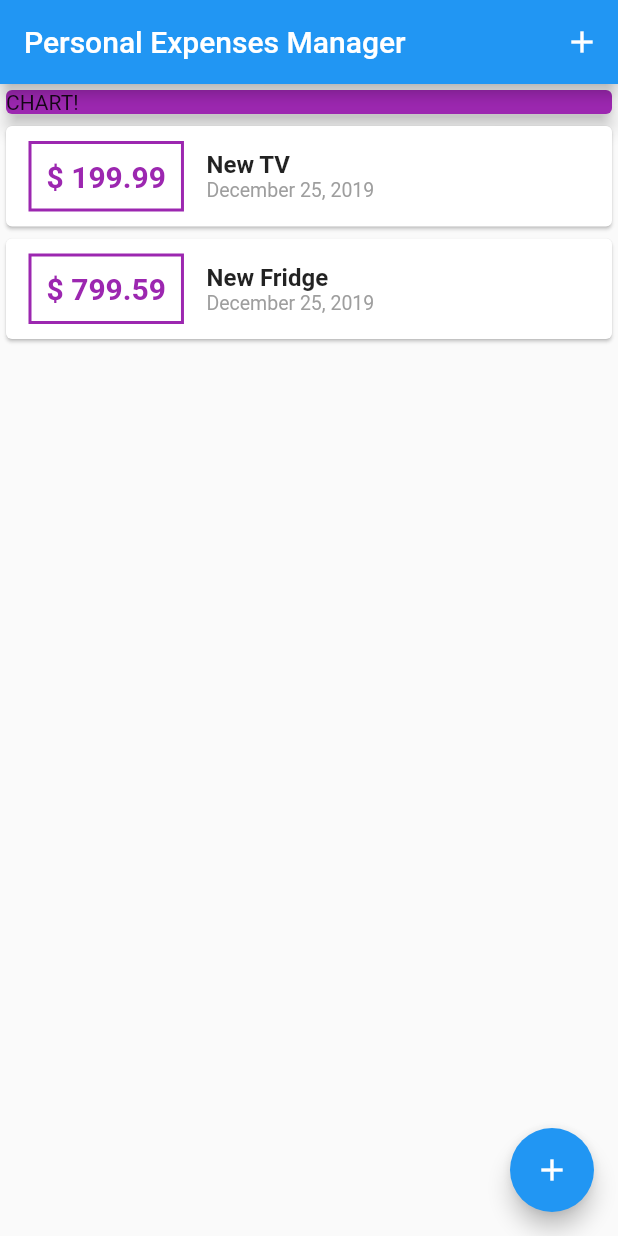
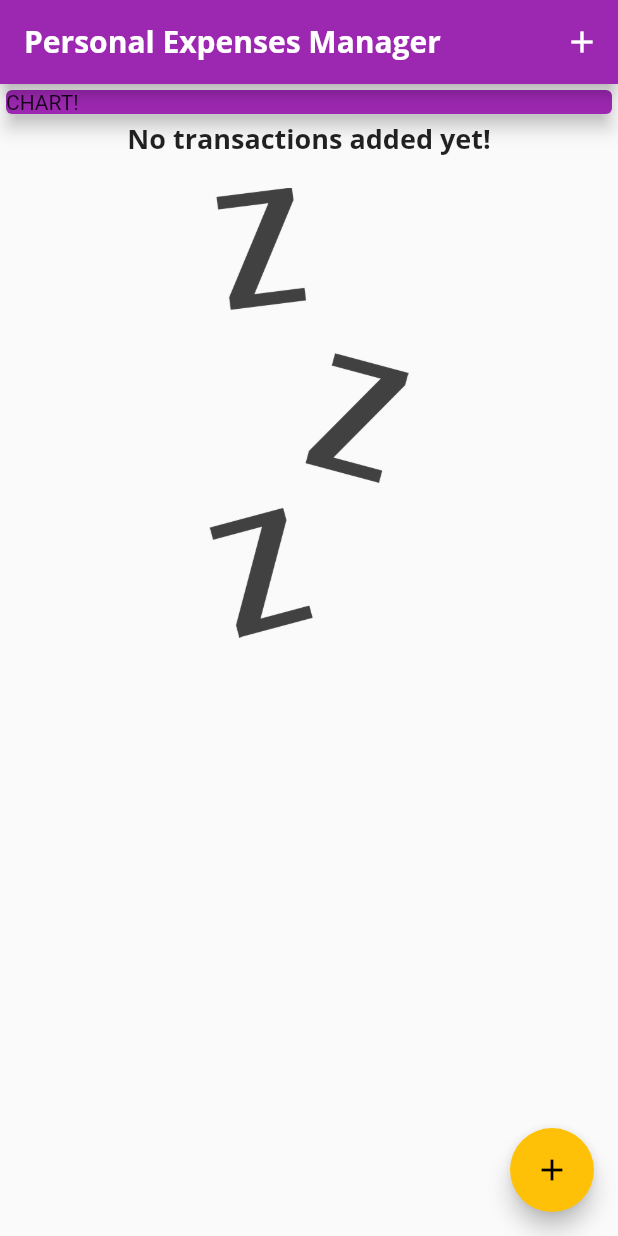
Before and after one commit to gm1357/flutter_personal_expenses, a Flutter app: the screen it shows after launch, on a phone screen of 412 x 824 dp. Run offline on Flutter 3.47's test engine with Material 2 defaults, Android fonts, the phone set to English and light mode, and no system bars.

Commit message:
Adicionado theming global e mensagem quando não tiver transações

```diff
--- a/lib/main.dart
+++ b/lib/main.dart
@@ -10,7 +10,28 @@ class MyApp extends StatelessWidget {
   @override
   Widget build(BuildContext context) {
     return MaterialApp(
-      title: 'Flutter App',
+      title: 'Personal Expenses Manager',
+      theme: ThemeData(
+        primarySwatch: Colors.purple,
+        accentColor: Colors.amber,
+        fontFamily: 'Quicksand',
+        appBarTheme: AppBarTheme(
+          textTheme: ThemeData.light().textTheme.copyWith(
+                title: TextStyle(
+                  fontFamily: 'OpenSans',
+                  fontWeight: FontWeight.bold,
+                  fontSize: 20,
+                ),
+              ),
+        ),
+        textTheme: ThemeData.light().textTheme.copyWith(
+              title: TextStyle(
+                fontFamily: 'OpenSans',
+                fontWeight: FontWeight.bold,
+                fontSize: 18,
+              ),
+            ),
+      ),
       home: MyHomePage(),
     );
   }
@@ -22,20 +43,7 @@ class MyHomePage extends StatefulWidget {
 }
 
 class _MyHomePageState extends State<MyHomePage> {
-  final List<Transaction> _transactions = [
-    Transaction(
-      id: '1',
-      title: 'New TV',
-      amount: 199.99,
-      date: DateTime.now(),
-    ),
-    Transaction(
-      id: '2',
-      title: 'New Fridge',
-      amount: 799.59,
-      date: DateTime.now(),
-    ),
-  ];
+  final List<Transaction> _transactions = [];
 
   void _addNewTransaction(String title, double amount) {
     final newTx = Transaction(
@@ -82,7 +90,7 @@ class _MyHomePageState extends State<MyHomePage> {
             Container(
               width: double.infinity,
               child: Card(
-                color: Colors.purple,
+                color: Theme.of(context).primaryColor,
                 child: Text('CHART!'),
                 elevation: 5,
               ),
--- a/lib/widgets/new_transaction.dart
+++ b/lib/widgets/new_transaction.dart
@@ -54,7 +54,7 @@ class _NewTransactionState extends State<NewTransaction> {
               onSubmitted: (_) => submitFunction(),
             ),
             FlatButton(
-              textColor: Colors.purple,
+              textColor: Theme.of(context).primaryColor,
               child: Text('Add Transaction'),
               onPressed: submitFunction,
             ),
--- a/lib/widgets/transactions_list.dart
+++ b/lib/widgets/transactions_list.dart
@@ -1,17 +1,34 @@
 import 'package:flutter/material.dart';
 import 'package:intl/intl.dart';
-import 'package:personal_expenses/models/transaction.dart';
+
+import '../models/transaction.dart';
 
 class TransactionsList extends StatelessWidget {
-  final List<Transaction> transactions;
+  final List<Transaction> _transactions;
 
-  TransactionsList(this.transactions);
+  TransactionsList(this._transactions);
 
   @override
   Widget build(BuildContext context) {
     return Container(
       height: 400,
-      child: ListView.builder(
+      child: _transactions.isEmpty
+          ? Column(
+              children: <Widget>[
+                Text(
+                  'No transactions added yet!',
+                  style: Theme.of(context).textTheme.title,
+                ),
+                SizedBox(
+                  height: 20,
+                ),
+                Container(
+                  height: 300,
+                  child: Image.asset('assets/images/waiting.png'),
+                ),
+              ],
+            )
+          : ListView.builder(
               itemBuilder: (ctx, index) {
                 return Card(
                   child: Row(
@@ -23,31 +40,29 @@ class TransactionsList extends StatelessWidget {
                         ),
                         decoration: BoxDecoration(
                           border: Border.all(
-                      color: Colors.purple,
+                            color: Theme.of(context).primaryColor,
                             width: 2,
                           ),
                         ),
                         padding: EdgeInsets.all(10),
                         child: Text(
-                    '\$ ${transactions[index].amount.toStringAsFixed(2)}',
+                          '\$ ${_transactions[index].amount.toStringAsFixed(2)}',
                           style: TextStyle(
                               fontWeight: FontWeight.bold,
                               fontSize: 20,
-                        color: Colors.purple),
+                              color: Theme.of(context).primaryColor),
                         ),
                       ),
                       Column(
                         crossAxisAlignment: CrossAxisAlignment.start,
                         children: <Widget>[
                           Text(
-                      transactions[index].title,
-                      style: TextStyle(
-                        fontSize: 16,
-                        fontWeight: FontWeight.bold,
-                      ),
+                            _transactions[index].title,
+                            style: Theme.of(context).textTheme.title,
                           ),
                           Text(
-                      DateFormat.yMMMMd().format((transactions[index].date)),
+                            DateFormat.yMMMMd()
+                                .format((_transactions[index].date)),
                             style: TextStyle(fontSize: 13, color: Colors.grey),
                           )
                         ],
@@ -56,7 +71,7 @@ class TransactionsList extends StatelessWidget {
                   ),
                 );
               },
-        itemCount: transactions.length,
+              itemCount: _transactions.length,
             ),
     );
   }
```
Also changed, not shown: pubspec.yaml (+14 -15 lines), assets/fonts/OpenSans-Bold.ttf (added), assets/fonts/OpenSans-Regular.ttf (added), assets/fonts/Quicksand-Bold.ttf (added), assets/fonts/Quicksand-Light.ttf (added), assets/fonts/Quicksand-Medium.ttf (added), assets/fonts/Quicksand-Regular.ttf (added), assets/images/waiting.png (added). Lines whose indentation alone changed are shown as unchanged.
